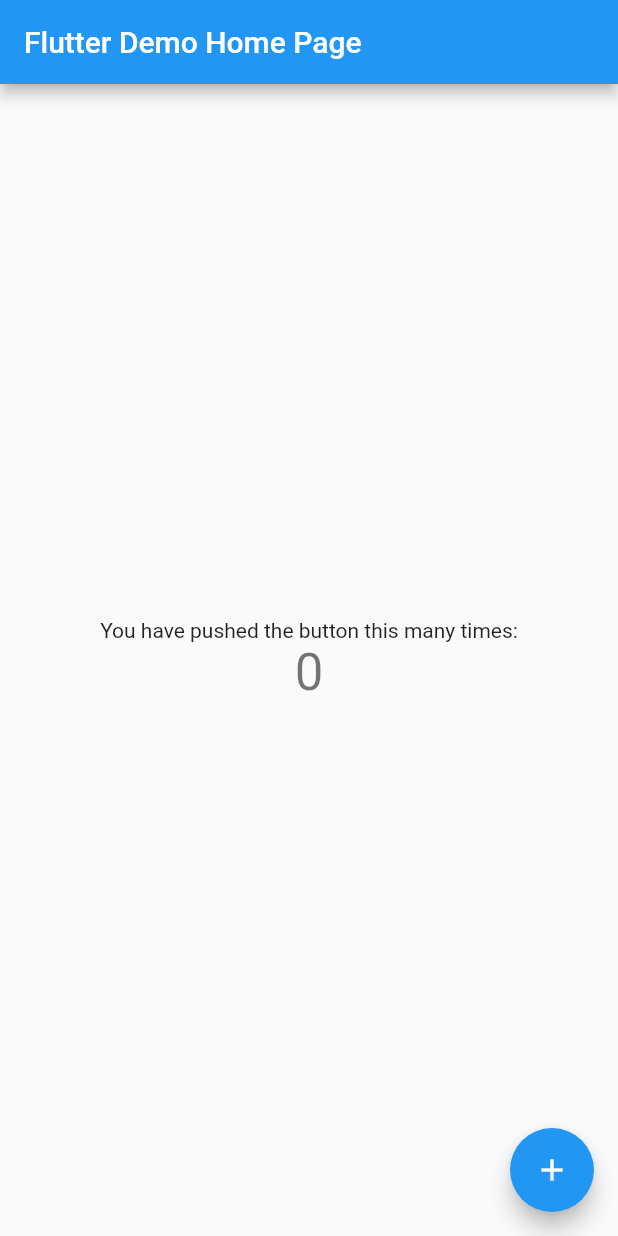
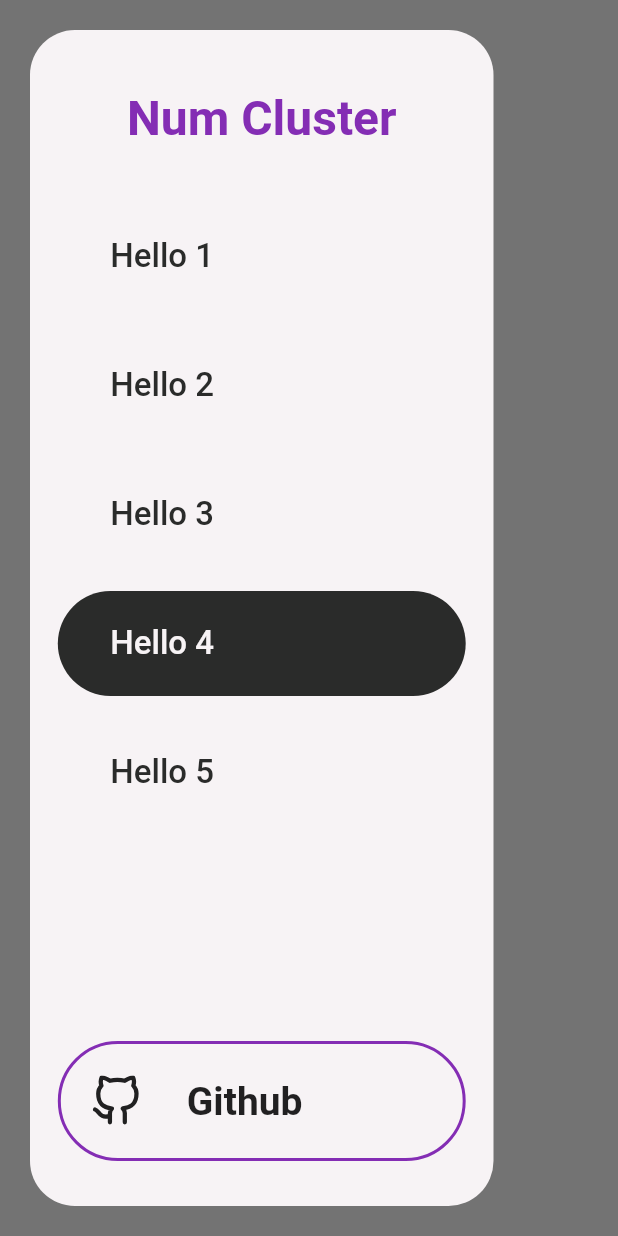
Before and after one commit to hemish11/num-cluster, a Flutter app: the screen it shows after launch, with the side drawer open (before the commit the screen has no drawer), on a phone screen of 412 x 824 dp. Run offline on Flutter 3.47's test engine with Material 2 defaults, Android fonts, the phone set to English and light mode, and no system bars; our stand-ins replace flutter_feather_icons.

Commit message:
Created drawer

```diff
--- a/lib/main.dart
+++ b/lib/main.dart
@@ -1,117 +1,15 @@
 import 'package:flutter/material.dart';
+import 'package:num_cluster/screens/home_page/home_page.dart';
 
-void main() {
-  runApp(MyApp());
-}
+void main() => runApp(MyApp());
 
 class MyApp extends StatelessWidget {
-  // This widget is the root of your application.
   @override
   Widget build(BuildContext context) {
     return MaterialApp(
-      title: 'Flutter Demo',
-      theme: ThemeData(
-        // This is the theme of your application.
-        //
-        // Try running your application with "flutter run". You'll see the
-        // application has a blue toolbar. Then, without quitting the app, try
-        // changing the primarySwatch below to Colors.green and then invoke
-        // "hot reload" (press "r" in the console where you ran "flutter run",
-        // or simply save your changes to "hot reload" in a Flutter IDE).
-        // Notice that the counter didn't reset back to zero; the application
-        // is not restarted.
-        primarySwatch: Colors.blue,
-        // This makes the visual density adapt to the platform that you run
-        // the app on. For desktop platforms, the controls will be smaller and
-        // closer together (more dense) than on mobile platforms.
-        visualDensity: VisualDensity.adaptivePlatformDensity,
-      ),
-      home: MyHomePage(title: 'Flutter Demo Home Page'),
+      title: 'Num Cluster',
+      debugShowCheckedModeBanner: false,
+      home: HomePage(),
     );
   }
 }
-
-class MyHomePage extends StatefulWidget {
-  MyHomePage({Key key, this.title}) : super(key: key);
-
-  // This widget is the home page of your application. It is stateful, meaning
-  // that it has a State object (defined below) that contains fields that affect
-  // how it looks.
-
-  // This class is the configuration for the state. It holds the values (in this
-  // case the title) provided by the parent (in this case the App widget) and
-  // used by the build method of the State. Fields in a Widget subclass are
-  // always marked "final".
-
-  final String title;
-
-  @override
-  _MyHomePageState createState() => _MyHomePageState();
-}
-
-class _MyHomePageState extends State<MyHomePage> {
-  int _counter = 0;
-
-  void _incrementCounter() {
-    setState(() {
-      // This call to setState tells the Flutter framework that something has
-      // changed in this State, which causes it to rerun the build method below
-      // so that the display can reflect the updated values. If we changed
-      // _counter without calling setState(), then the build method would not be
-      // called again, and so nothing would appear to happen.
-      _counter++;
-    });
-  }
-
-  @override
-  Widget build(BuildContext context) {
-    // This method is rerun every time setState is called, for instance as done
-    // by the _incrementCounter method above.
-    //
-    // The Flutter framework has been optimized to make rerunning build methods
-    // fast, so that you can just rebuild anything that needs updating rather
-    // than having to individually change instances of widgets.
-    return Scaffold(
-      appBar: AppBar(
-        // Here we take the value from the MyHomePage object that was created by
-        // the App.build method, and use it to set our appbar title.
-        title: Text(widget.title),
-      ),
-      body: Center(
-        // Center is a layout widget. It takes a single child and positions it
-        // in the middle of the parent.
-        child: Column(
-          // Column is also a layout widget. It takes a list of children and
-          // arranges them vertically. By default, it sizes itself to fit its
-          // children horizontally, and tries to be as tall as its parent.
-          //
-          // Invoke "debug painting" (press "p" in the console, choose the
-          // "Toggle Debug Paint" action from the Flutter Inspector in Android
-          // Studio, or the "Toggle Debug Paint" command in Visual Studio Code)
-          // to see the wireframe for each widget.
-          //
-          // Column has various properties to control how it sizes itself and
-          // how it positions its children. Here we use mainAxisAlignment to
-          // center the children vertically; the main axis here is the vertical
-          // axis because Columns are vertical (the cross axis would be
-          // horizontal).
-          mainAxisAlignment: MainAxisAlignment.center,
-          children: <Widget>[
-            Text(
-              'You have pushed the button this many times:',
-            ),
-            Text(
-              '$_counter',
-              style: Theme.of(context).textTheme.headline4,
-            ),
-          ],
-        ),
-      ),
-      floatingActionButton: FloatingActionButton(
-        onPressed: _incrementCounter,
-        tooltip: 'Increment',
-        child: Icon(Icons.add),
-      ), // This trailing comma makes auto-formatting nicer for build methods.
-    );
-  }
-}
--- a/lib/screens/home_page/components/drawer.dart
+++ b/lib/screens/home_page/components/drawer.dart
@@ -0,0 +1,47 @@
+import 'package:flutter/material.dart';
+import 'package:num_cluster/colors.dart';
+import 'package:num_cluster/screens/home_page/components/drawer_tile.dart';
+import 'package:num_cluster/screens/home_page/components/github_button.dart';
+
+class CustomDrawer extends StatelessWidget {
+  @override
+  Widget build(BuildContext context) {
+    Size size = MediaQuery.of(context).size;
+
+    return SafeArea(
+      bottom: false,
+      left: false,
+      right: false,
+      child: Container(
+        width: size.width * 0.75,
+        margin: EdgeInsets.only(
+          bottom: 20.0,
+          left: 20.0,
+          top: MediaQuery.of(context).padding.top == 0 ? 20.0 : 0,
+        ),
+        decoration: BoxDecoration(
+          color: CustomColors.whiteColor,
+          borderRadius: BorderRadius.circular(30),
+        ),
+        child: Column(
+          children: [
+            const SizedBox(height: 40),
+            Text(
+              'Num Cluster',
+              style: TextStyle(fontSize: 32, fontWeight: FontWeight.w700, color: CustomColors.primaryColor),
+            ),
+            const SizedBox(height: 30),
+            DrawerTile(text: 'Hello 1', isSelected: false),
+            DrawerTile(text: 'Hello 2', isSelected: false),
+            DrawerTile(text: 'Hello 3', isSelected: false),
+            DrawerTile(text: 'Hello 4', isSelected: true),
+            DrawerTile(text: 'Hello 5', isSelected: false),
+            const Spacer(),
+            const GithubButton(),
+            const SizedBox(height: 30),
+          ],
+        ),
+      ),
+    );
+  }
+}
--- /dev/null
+++ b/lib/screens/home_page/components/drawer_tile.dart
@@ -0,0 +1,43 @@
+import 'package:flutter/material.dart';
+import 'package:num_cluster/colors.dart';
+
+class DrawerTile extends StatelessWidget {
+  final String text;
+  final GestureTapCallback onTap;
+  final bool isSelected;
+
+  const DrawerTile({Key key, @required this.text, this.onTap, @required this.isSelected}) : super(key: key);
+
+  @override
+  Widget build(BuildContext context) {
+    Size size = MediaQuery.of(context).size;
+
+    return AnimatedContainer(
+      height: 70,
+      width: size.width * 0.66,
+      margin: const EdgeInsets.symmetric(vertical: 8),
+      duration: const Duration(milliseconds: 300),
+      decoration: BoxDecoration(
+        color: isSelected ? CustomColors.blackColor : CustomColors.whiteColor,
+        borderRadius: BorderRadius.circular(35),
+      ),
+      child: Align(
+        alignment: Alignment.centerLeft,
+        child: Padding(
+          padding: const EdgeInsets.only(left: 35.0),
+          child: AnimatedDefaultTextStyle(
+            style: TextStyle(
+              fontSize: 22,
+              fontWeight: FontWeight.w500,
+              color: isSelected ? CustomColors.whiteColor : CustomColors.blackColor,
+            ),
+            duration: const Duration(milliseconds: 300),
+            child: Text(
+              text,
+            ),
+          ),
+        ),
+      ),
+    );
+  }
+}
--- /dev/null
+++ b/lib/screens/home_page/components/github_button.dart
@@ -0,0 +1,48 @@
+import 'package:flutter/material.dart';
+import 'package:flutter_feather_icons/flutter_feather_icons.dart';
+import 'package:num_cluster/colors.dart';
+import 'package:url_launcher/url_launcher.dart';
+
+class GithubButton extends StatelessWidget {
+  const GithubButton();
+
+  @override
+  Widget build(BuildContext context) {
+    Size size = MediaQuery.of(context).size;
+
+    return Container(
+      height: 80,
+      width: size.width * 0.66,
+      decoration: BoxDecoration(
+        borderRadius: BorderRadius.circular(40),
+        border: Border.all(color: CustomColors.primaryColor, width: 2),
+      ),
+      child: Material(
+        color: CustomColors.transparent,
+        child: InkWell(
+          onTap: () async {
+            String githubUrl = 'https://github.com/hemish11/num-cluster';
+
+            if (await canLaunch(githubUrl)) {
+              await launch(githubUrl);
+            } else {
+              throw 'Could not launch $githubUrl';
+            }
+          },
+          borderRadius: BorderRadius.circular(40),
+          child: Row(
+            children: [
+              const SizedBox(width: 20),
+              Icon(FeatherIcons.github, size: 34),
+              const SizedBox(width: 30),
+              const Text(
+                'Github',
+                style: TextStyle(fontSize: 26, fontWeight: FontWeight.w600),
+              ),
+            ],
+          ),
+        ),
+      ),
+    );
+  }
+}
--- a/lib/screens/home_page/home_page.dart
+++ b/lib/screens/home_page/home_page.dart
@@ -0,0 +1,19 @@
+import 'package:flutter/material.dart';
+import 'package:num_cluster/screens/home_page/components/drawer.dart';
+
+class HomePage extends StatefulWidget {
+  @override
+  _HomePageState createState() => _HomePageState();
+}
+
+class _HomePageState extends State<HomePage> {
+  @override
+  Widget build(BuildContext context) {
+    return Scaffold(
+      drawer: CustomDrawer(),
+      body: Center(
+        child: Text('Hello World'),
+      ),
+    );
+  }
+}
```
Also changed, not shown: pubspec.yaml (+3 -11 lines), pubspec.lock, 3 other files.
